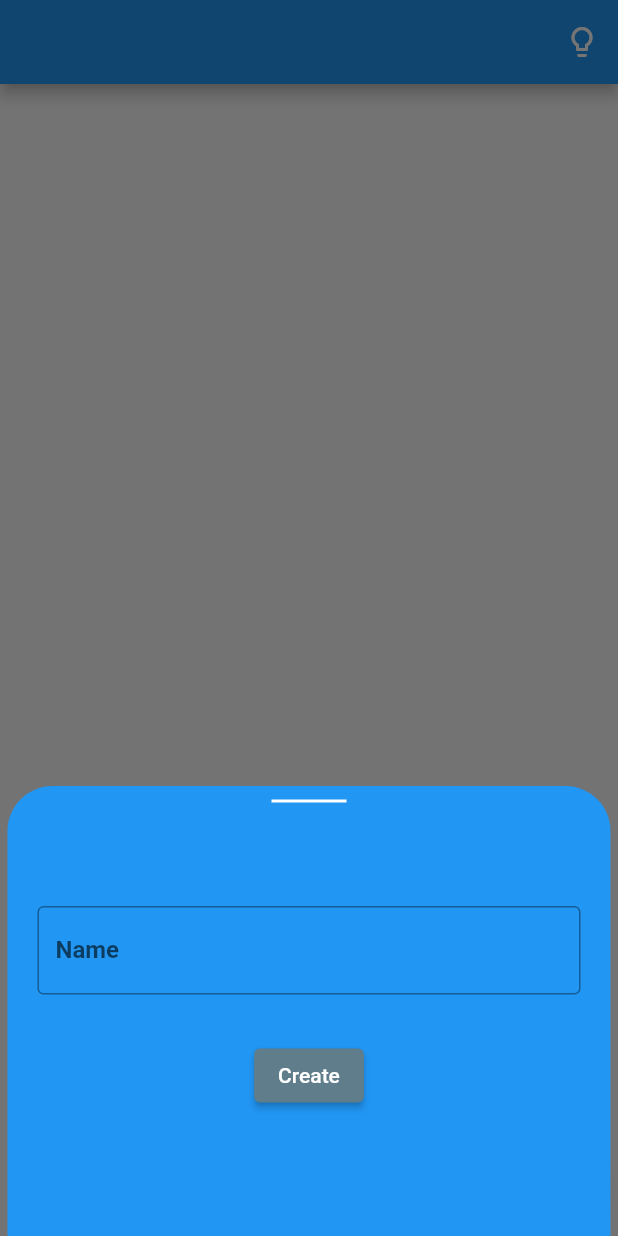
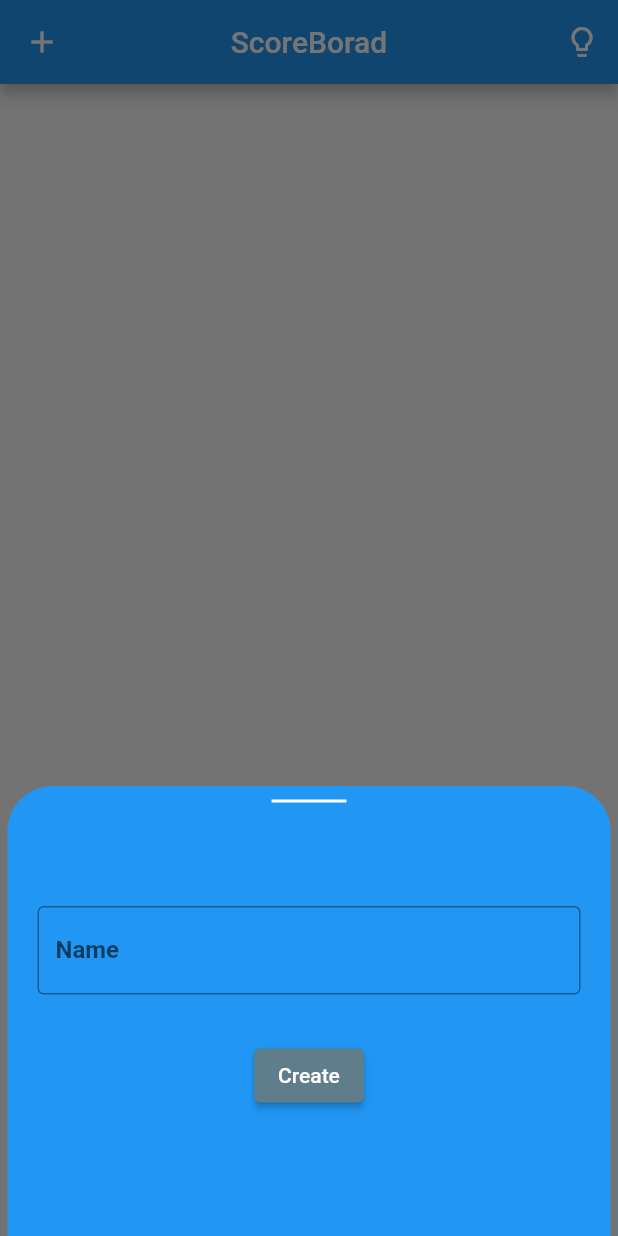
Before and after one commit to abhip1912/ScoreBoard, a Flutter app: the screen it shows after launch, after a tap on the "add" icon, on a phone screen of 412 x 824 dp. Run offline on Flutter 3.47's test engine with Material 2 defaults, Android fonts, the light colour scheme and no system bars; our stand-ins replace get; accounts and stored records are empty.

Commit message:
basic ui completed.

```diff
--- a/lib/main.dart
+++ b/lib/main.dart
@@ -1,6 +1,7 @@
 import 'package:flutter/material.dart';
-import 'package:get/get_navigation/get_navigation.dart';
-import 'package:scorebord/page/homepage.dart';
+import 'package:get/get.dart';
+import 'package:scorebord/page/home/homebinding.dart';
+import 'package:scorebord/page/home/homepage.dart';
 
 void main() {
   runApp(MyApp());
@@ -10,6 +11,14 @@ class MyApp extends StatelessWidget {
   // This widget is the root of your application.
   @override
   Widget build(BuildContext context) {
-    return Home();
+    return GetMaterialApp(
+      theme: ThemeData.light(),
+      darkTheme: ThemeData.dark(),
+      themeMode: ThemeMode.light,
+      initialRoute: 'Home',
+      getPages: [
+        GetPage(name: 'Home', page: () => Home(), binding: HomeBinding())
+      ],
+    );
   }
 }
--- /dev/null
+++ b/lib/page/home/homebinding.dart
@@ -0,0 +1,11 @@
+import 'package:get/get.dart';
+import 'package:scorebord/page/home/homecontroller.dart';
+
+class HomeBinding extends Bindings {
+  @override
+  void dependencies() {
+    Get.lazyPut<HomeController>(
+      () => HomeController(),
+    );
+  }
+}
--- /dev/null
+++ b/lib/page/home/homecontroller.dart
@@ -0,0 +1,62 @@
+import 'package:flutter/material.dart';
+import 'package:get/get.dart';
+import 'package:scorebord/page/model/model.dart';
+
+class HomeController extends GetxController {
+  TextEditingController nameConroller, scoreController;
+  var name = 'Add vlaue'.obs;
+  var score = '0'.obs;
+  UserModel user;
+  var userList = <UserModel>[].obs;
+
+  @override
+  void onInit() {
+    // TODO: implement onInit
+    super.onInit();
+    nameConroller = TextEditingController();
+    scoreController = TextEditingController();
+  }
+
+  @override
+  void onClose() {
+    // TODO: implement onClose
+    super.onClose();
+    nameConroller.dispose();
+    scoreController.dispose();
+  }
+
+  UserModel addName() {
+    print('before $userList');
+    if (nameConroller.text.isNotEmpty) {
+      return user = UserModel(
+        name: nameConroller.text,
+        score: int.parse(score.value),
+      );
+
+      print('after $userList');
+    }
+  }
+
+  void scorePluse() {
+    if (scoreController.text.isNotEmpty) {
+      int temp1 = int.parse(score.value);
+      int temp2 = int.parse(scoreController.text);
+      print(score.value);
+      print(scoreController.text);
+      score.value = (temp1 + temp2).toString();
+    }
+    // print('20' + '$score');
+  }
+
+  void scoreMinus() {
+    if (scoreController.text.isNotEmpty) {
+      int temp1 = int.parse(score.value);
+      int temp2 = int.parse(scoreController.text);
+      print(score.value);
+      print(scoreController.text);
+      score.value = (temp1 - temp2).toString();
+    }
+
+    print('$score');
+  }
+}
--- a/lib/page/homepage.dart
+++ /dev/null
@@ -1,39 +0,0 @@
-import 'package:flutter/material.dart';
-import 'package:scorebord/widget/bottomsheet.dart';
-import 'package:scorebord/widget/communmodual.dart';
-import 'package:scorebord/widget/reuseblecard.dart';
-import 'package:get/get.dart';
-
-class Home extends StatelessWidget {
-  @override
-  Widget build(BuildContext context) {
-    return GetMaterialApp(
-      theme: ThemeData.light(),
-      darkTheme: ThemeData.dark(),
-      themeMode: ThemeMode.light,
-      home: Scaffold(
-        appBar: AppBar(
-          actions: [buildIconButton()],
-        ),
-        body:
-            // ReusableCard(colour: Colors.black38),
-
-            Column(
-          crossAxisAlignment: CrossAxisAlignment.center,
-          mainAxisAlignment: MainAxisAlignment.center,
-          children: [],
-        ),
-        floatingActionButton: FloatingActionButton(
-          child: Icon(Icons.add),
-          onPressed: () {
-            Get.bottomSheet(
-              BottomShit(), // isDismissible: false,
-              enableDrag: false,
-            );
-          },
-        ),
-        floatingActionButtonLocation: FloatingActionButtonLocation.endFloat,
-      ),
-    );
-  }
-}
--- /dev/null
+++ b/lib/page/model/model.dart
@@ -0,0 +1,18 @@
+class UserModel {
+  String name;
+  int score;
+
+  UserModel({this.name, this.score});
+
+  factory UserModel.fromjson(Map<String, dynamic> json) {
+    return UserModel(
+      name: json['name'] as String,
+      score: json['score'] as int,
+    );
+  }
+
+  Map<String, dynamic> toJson() => {
+        "name": name,
+        "score": score,
+      };
+}
--- a/lib/widget/bottomsheet.dart
+++ b/lib/widget/bottomsheet.dart
@@ -1,22 +1,18 @@
 import 'package:flutter/material.dart';
 import 'package:flutter/rendering.dart';
+import 'package:get/get.dart';
+import 'package:scorebord/page/home/homecontroller.dart';
+import 'package:scorebord/page/model/model.dart';
+import 'package:scorebord/widget/communmodual.dart';
 
 class BottomShit extends StatelessWidget {
-  TextEditingController nameConroller;
   @override
   Widget build(BuildContext context) {
+    HomeController homeController = Get.find<HomeController>();
+
     return Container(
-      margin: EdgeInsets.only(
-        left: 5,
-        right: 5,
-      ),
-      decoration: BoxDecoration(
-        color: Colors.blue,
-        borderRadius: BorderRadius.only(
-          topLeft: Radius.circular(30),
-          topRight: Radius.circular(30),
-        ),
-      ),
+      margin: EdgeInsets.only(left: 5, right: 5),
+      decoration: bottomSheetDecoration,
       height: 300,
       child: Column(
         children: [
@@ -38,27 +34,26 @@ class BottomShit extends StatelessWidget {
               Padding(
                 padding:
                     const EdgeInsets.symmetric(vertical: 10, horizontal: 20),
-                child: TextFormField(
-                  style: TextStyle(
-                      color: Colors.white, fontWeight: FontWeight.bold),
-                  keyboardType: TextInputType.text,
-                  controller: nameConroller,
-                  decoration: InputDecoration(
-                      fillColor: Colors.white,
-                      border: OutlineInputBorder(),
-                      hintText: "Enter Your Name",
-                      labelText: "Name"),
+                child: Theme(
+                  data: nameTextFieldTheamData,
+                  child: TextFormField(
+                    style: nameTextFieldTextStyle,
+                    keyboardType: TextInputType.text,
+                    controller: homeController.nameConroller,
+                    decoration: nameTextFieldDecoration,
+                  ),
                 ),
               ),
               SizedBox(
                 height: 20,
               ),
               ElevatedButton(
-                onPressed: () {},
+                onPressed: () {
+                  Get.back(result: homeController.addName());
+                  homeController.nameConroller.clear();
+                },
                 child: Text('Create'),
-                style: ButtonStyle(
-                  backgroundColor: MaterialStateProperty.all(Colors.blueGrey),
-                ),
+                style: bottomStyle,
               )
             ],
           ),
--- a/lib/widget/communmodual.dart
+++ b/lib/widget/communmodual.dart
@@ -37,3 +37,30 @@ IconButton buildIconButton() {
     },
   );
 }
+
+final bottomStyle = ButtonStyle(
+  backgroundColor: MaterialStateProperty.all(Colors.blueGrey),
+);
+
+final nameTextFieldDecoration = InputDecoration(
+    border: OutlineInputBorder(),
+    hintText: "Enter Your Name",
+    labelText: "Name");
+
+final nameTextFieldTextStyle = TextStyle(
+  color: Colors.white,
+  fontWeight: FontWeight.bold,
+);
+
+final nameTextFieldTheamData = ThemeData(
+  primaryColor: Colors.black87,
+  primaryColorDark: Colors.teal,
+);
+
+final bottomSheetDecoration = BoxDecoration(
+  color: Colors.blue,
+  borderRadius: BorderRadius.only(
+    topLeft: Radius.circular(30),
+    topRight: Radius.circular(30),
+  ),
+);
--- /dev/null
+++ b/lib/widget/roundIconButton.dart
@@ -0,0 +1,29 @@
+import 'package:flutter/material.dart';
+
+class RonudIconButton extends StatelessWidget {
+  RonudIconButton({
+    @required this.icon,
+    @required this.onPressed,
+    this.color,
+    this.iconColor,
+  });
+  final IconData icon;
+  final Function onPressed;
+  final Color color;
+  final Color iconColor;
+
+  @override
+  Widget build(BuildContext context) {
+    return RawMaterialButton(
+      child: Icon(
+        icon,
+        color: iconColor,
+      ),
+      onPressed: onPressed,
+      elevation: 6,
+      constraints: BoxConstraints.tightFor(height: 35.0, width: 35.0),
+      fillColor: color,
+      shape: CircleBorder(),
+    );
+  }
+}
```
Also changed, not shown: lib/page/home/homepage.dart (added, +123 -0 lines), lib/widget/reuseblecard.dart (+22 -6 lines).
